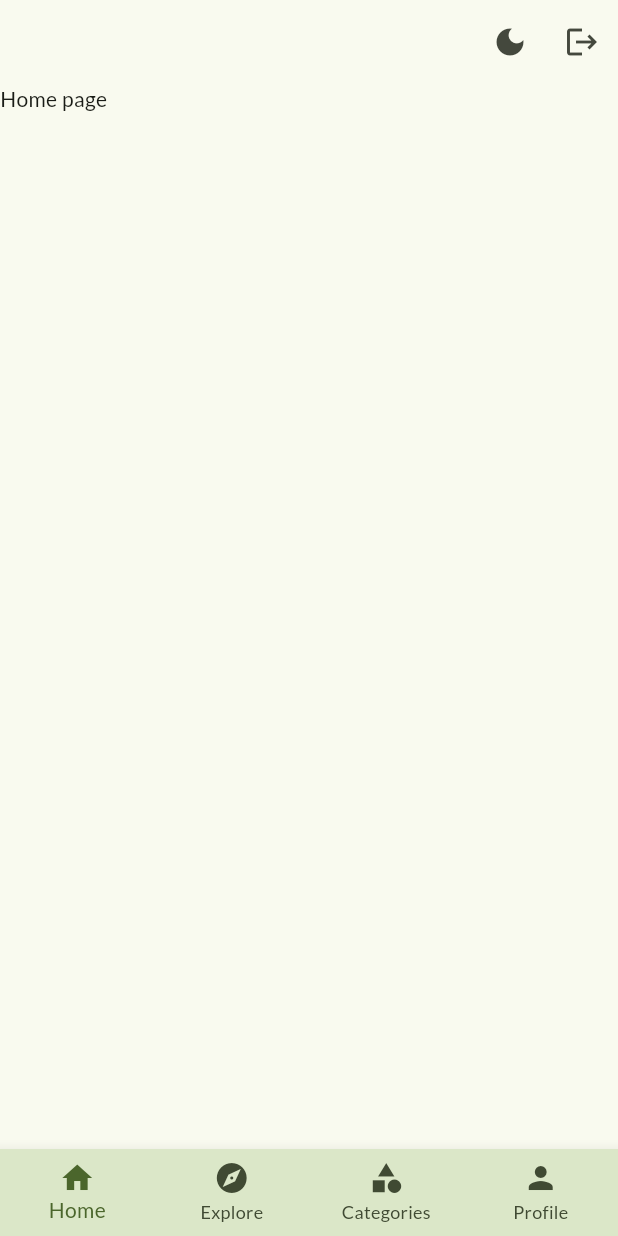
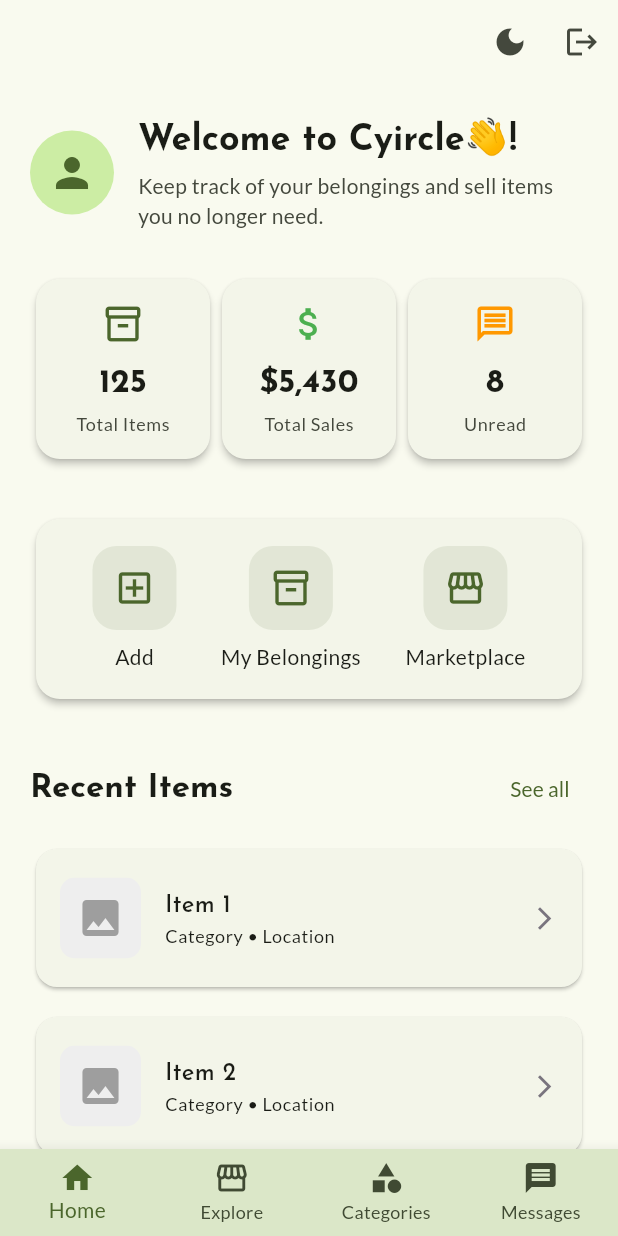
Before and after one commit to faruqonaayo/cyircle_app, a Flutter app: the screen it shows once a user with an empty profile is signed in, on a phone screen of 412 x 824 dp. Run offline on Flutter 3.47's test engine with Material 3 defaults, Android fonts, the phone set to English and light mode, and no system bars; our stand-ins replace cloud_firestore, firebase_auth, firebase_core, flutter_riverpod, google_fonts; accounts and stored records are empty.

Commit message:
Replace HomeScreen with designed HomeTab  in AppLayout; remove HomeScreen file and update bottom navigation items in app layout by removing profile and adding messages

```diff
--- a/lib/screens/home_screen.dart
+++ /dev/null
@@ -1,10 +0,0 @@
-import 'package:flutter/material.dart';
-
-class HomeScreen extends StatelessWidget {
-  const HomeScreen({super.key});
-
-  @override
-  Widget build(BuildContext context) {
-    return Text("Home page");
-  }
-}
--- /dev/null
+++ b/lib/tabs/home_tab.dart
@@ -0,0 +1,255 @@
+import 'package:flutter/material.dart';
+
+class HomeTab extends StatelessWidget {
+  const HomeTab({super.key});
+
+  @override
+  Widget build(BuildContext context) {
+    final theme = Theme.of(context);
+    return SingleChildScrollView(
+      padding: const EdgeInsets.all(20),
+      child: Column(
+        crossAxisAlignment: CrossAxisAlignment.start,
+        children: [
+          // Greeting Section
+          Row(
+            children: [
+              CircleAvatar(
+                radius: 28,
+                backgroundColor: theme.colorScheme.primaryContainer,
+                child: Icon(
+                  Icons.person,
+                  color: theme.colorScheme.primary,
+                  size: 32,
+                ),
+              ),
+              const SizedBox(width: 16),
+              Expanded(
+                child: Column(
+                  crossAxisAlignment: CrossAxisAlignment.start,
+                  children: [
+                    Text(
+                      "Welcome to Cyircle👋!",
+                      style: theme.textTheme.headlineSmall?.copyWith(
+                        fontWeight: FontWeight.bold,
+                      ),
+                    ),
+                    const SizedBox(height: 4),
+                    Text(
+                      "Keep track of your belongings and sell items you no longer need.",
+                      style: theme.textTheme.bodyMedium?.copyWith(
+                        color: theme.colorScheme.onSurfaceVariant,
+                      ),
+                    ),
+                  ],
+                ),
+              ),
+            ],
+          ),
+          const SizedBox(height: 28),
+
+          // Dashboard Summary Section
+          Row(
+            mainAxisAlignment: MainAxisAlignment.spaceBetween,
+            children: [
+              _DashboardSummaryCard(
+                icon: Icons.inventory_2_outlined,
+                label: "Total Items",
+                value: "125",
+                color: theme.colorScheme.primary,
+              ),
+              _DashboardSummaryCard(
+                icon: Icons.attach_money_outlined,
+                label: "Total Sales",
+                value: "\$5,430",
+                color: Colors.green,
+              ),
+              _DashboardSummaryCard(
+                icon: Icons.message_outlined,
+                label: "Unread",
+                value: "8",
+                color: Colors.orange,
+              ),
+            ],
+          ),
+          const SizedBox(height: 32),
+
+          // Quick Actions
+          Card(
+            elevation: 2,
+            shape: RoundedRectangleBorder(
+              borderRadius: BorderRadius.circular(16),
+            ),
+            child: Padding(
+              padding: const EdgeInsets.symmetric(vertical: 18, horizontal: 8),
+              child: Row(
+                mainAxisAlignment: MainAxisAlignment.spaceEvenly,
+                children: [
+                  _QuickActionButton(
+                    icon: Icons.add_box_outlined,
+                    label: 'Add',
+                    onTap: () {},
+                  ),
+                  _QuickActionButton(
+                    icon: Icons.inventory_2_outlined,
+                    label: 'My Belongings',
+                    onTap: () {},
+                  ),
+                  _QuickActionButton(
+                    icon: Icons.storefront_outlined,
+                    label: 'Marketplace',
+                    onTap: () {},
+                  ),
+                ],
+              ),
+            ),
+          ),
+          const SizedBox(height: 32),
+
+          // Recent Items Section
+          Row(
+            mainAxisAlignment: MainAxisAlignment.spaceBetween,
+            children: [
+              Text(
+                "Recent Items",
+                style: theme.textTheme.titleLarge?.copyWith(
+                  fontWeight: FontWeight.bold,
+                ),
+              ),
+              TextButton(onPressed: () {}, child: const Text("See all")),
+            ],
+          ),
+          const SizedBox(height: 12),
+          ListView.separated(
+            shrinkWrap: true,
+            physics: const NeverScrollableScrollPhysics(),
+            itemCount: 5,
+            separatorBuilder: (_, __) => const SizedBox(height: 12),
+            itemBuilder: (context, index) {
+              return Card(
+                elevation: 1,
+                shape: RoundedRectangleBorder(
+                  borderRadius: BorderRadius.circular(14),
+                ),
+                child: ListTile(
+                  contentPadding: const EdgeInsets.symmetric(
+                    horizontal: 16,
+                    vertical: 10,
+                  ),
+                  leading: ClipRRect(
+                    borderRadius: BorderRadius.circular(10),
+                    child: Container(
+                      width: 54,
+                      height: 54,
+                      color: Colors.grey.shade200,
+                      child: const Icon(
+                        Icons.image,
+                        size: 32,
+                        color: Colors.grey,
+                      ),
+                    ),
+                  ),
+                  title: Text(
+                    'Item ${index + 1}',
+                    style: theme.textTheme.titleMedium,
+                  ),
+                  subtitle: Text(
+                    'Category • Location',
+                    style: theme.textTheme.bodySmall,
+                  ),
+                  trailing: Icon(
+                    Icons.arrow_forward_ios,
+                    size: 18,
+                    color: theme.dividerColor,
+                  ),
+                  onTap: () {},
+                ),
+              );
+            },
+          ),
+        ],
+      ),
+    );
+  }
+}
+
+class _QuickActionButton extends StatelessWidget {
+  final IconData icon;
+  final String label;
+  final VoidCallback onTap;
+
+  const _QuickActionButton({
+    required this.icon,
+    required this.label,
+    required this.onTap,
+  });
+
+  @override
+  Widget build(BuildContext context) {
+    final theme = Theme.of(context);
+    return InkWell(
+      borderRadius: BorderRadius.circular(16),
+      onTap: onTap,
+      child: Column(
+        children: [
+          Container(
+            decoration: BoxDecoration(
+              color: theme.colorScheme.primary.withOpacity(0.1),
+              borderRadius: BorderRadius.circular(16),
+            ),
+            padding: const EdgeInsets.all(14),
+            child: Icon(icon, size: 28, color: theme.colorScheme.primary),
+          ),
+          const SizedBox(height: 8),
+          Text(label, style: theme.textTheme.bodyMedium),
+        ],
+      ),
+    );
+  }
+}
+
+class _DashboardSummaryCard extends StatelessWidget {
+  final IconData icon;
+  final String label;
+  final String value;
+  final Color color;
+
+  const _DashboardSummaryCard({
+    required this.icon,
+    required this.label,
+    required this.value,
+    required this.color,
+  });
+
+  @override
+  Widget build(BuildContext context) {
+    return Expanded(
+      child: Card(
+        elevation: 2,
+        shape: RoundedRectangleBorder(borderRadius: BorderRadius.circular(16)),
+        child: Padding(
+          padding: const EdgeInsets.all(16),
+          child: Column(
+            children: [
+              Icon(icon, color: color, size: 28),
+              const SizedBox(height: 12),
+              Text(
+                value,
+                style: Theme.of(
+                  context,
+                ).textTheme.titleLarge?.copyWith(fontWeight: FontWeight.bold),
+              ),
+              const SizedBox(height: 4),
+              Text(
+                label,
+                style: Theme.of(context).textTheme.bodySmall?.copyWith(
+                  color: Theme.of(context).colorScheme.onSurfaceVariant,
+                ),
+              ),
+            ],
+          ),
+        ),
+      ),
+    );
+  }
+}
--- a/lib/widgets/app_layout.dart
+++ b/lib/widgets/app_layout.dart
@@ -1,6 +1,6 @@
 import 'package:flutter/material.dart';
 
-import 'package:cyircle_app/screens/home_screen.dart';
+import 'package:cyircle_app/tabs/home_tab.dart';
 import 'package:cyircle_app/services/auth_services.dart';
 import 'package:cyircle_app/widgets/theme_mode_button.dart';
 
@@ -15,16 +15,16 @@
   var _currentTabIndex = 0;
 
   final _screens = [
-    const HomeScreen(),
+    const HomeTab(),
     const Text("Explore"),
     const Text("Categories"),
-    const Text("Profile"),
+    const Text("Messsages"),
   ];
   final _bottomNavigationItems = [
     BottomNavigationBarItem(icon: Icon(Icons.home), label: "Home"),
-    BottomNavigationBarItem(icon: Icon(Icons.explore), label: "Explore"),
+    BottomNavigationBarItem(icon: Icon(Icons.storefront), label: "Explore"),
     BottomNavigationBarItem(icon: Icon(Icons.category), label: "Categories"),
-    BottomNavigationBarItem(icon: Icon(Icons.person), label: "Profile"),
+    BottomNavigationBarItem(icon: Icon(Icons.message), label: "Messages"),
   ];
 
   @override
```
